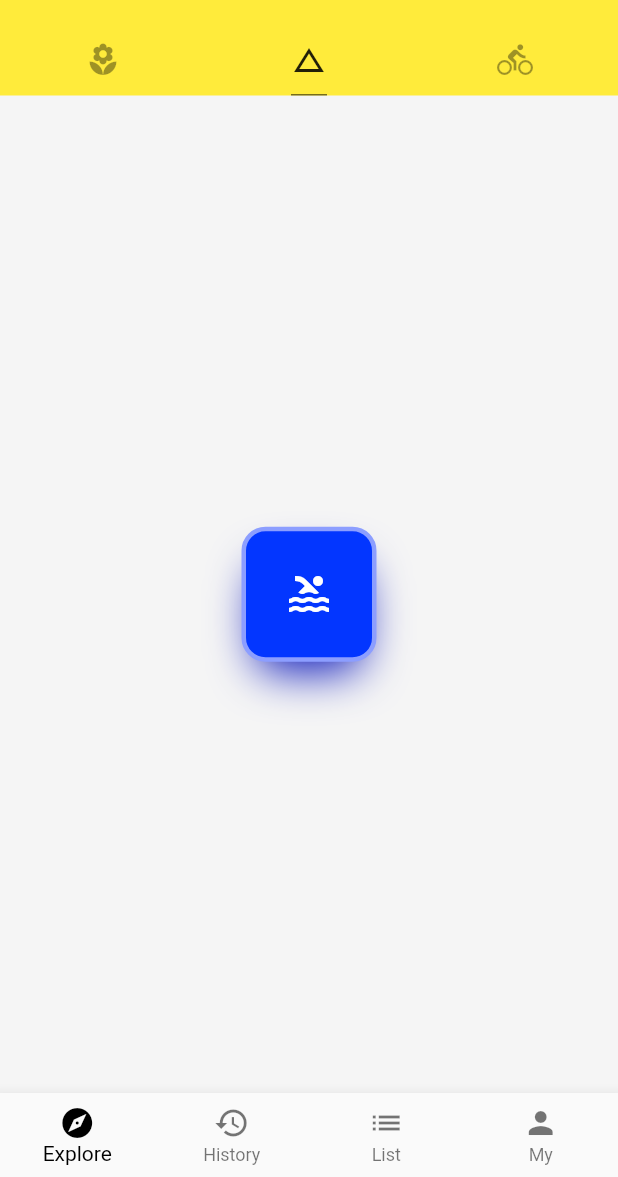
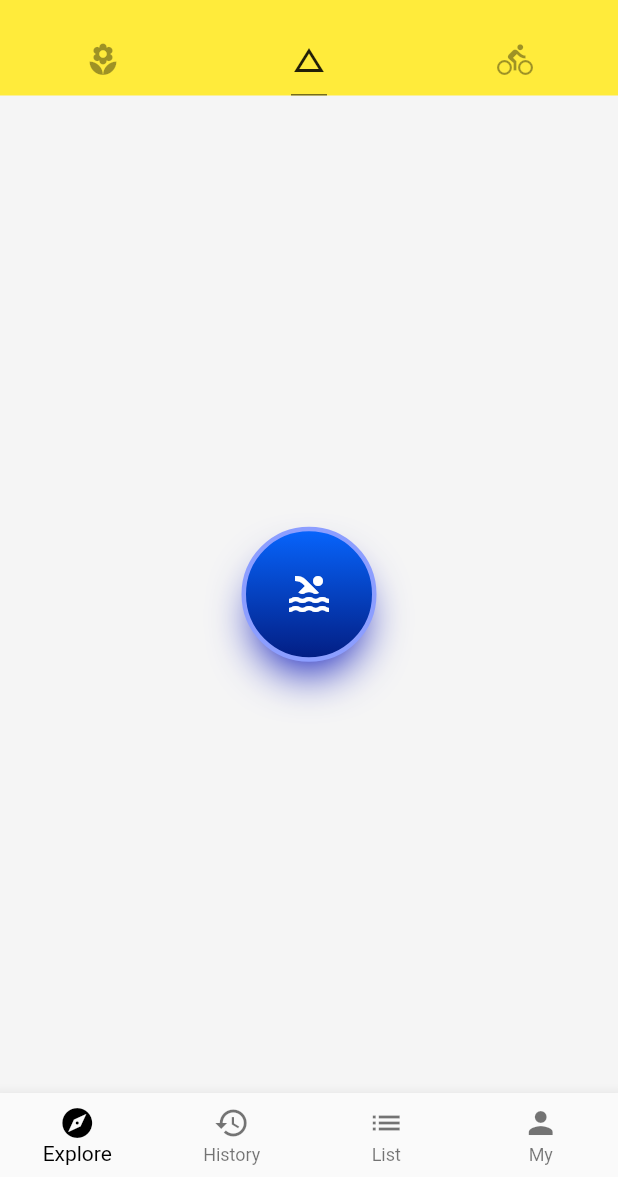
Before and after one commit to Bleach6785/flutter_demo, a Flutter app: the screen it shows after launch, tab 2 chosen, on a phone screen of 412 x 824 dp, the part 59-1236 px from its top. Run offline on Flutter 3.47's test engine with Material 2 defaults, Android fonts, the phone set to English and light mode, and no system bars; network calls fail.

```diff
--- a/lib/demo/basic_demo.dart
+++ b/lib/demo/basic_demo.dart
@@ -25,7 +25,6 @@ class BasicDemo extends StatelessWidget {
                 width: 3.0,
                 style: BorderStyle.solid,
               ),
-              borderRadius: BorderRadius.circular(16.0),
               // borderRadius: BorderRadius.only(
               //   topLeft: Radius.circular(64.0),
               //   bottomLeft: Radius.circular(64.0),
@@ -38,7 +37,21 @@ class BasicDemo extends StatelessWidget {
                   spreadRadius: -9.0,
                 ),
               ],
-              shape: BoxShape.rectangle,
+              shape: BoxShape.circle,
+              // gradient: RadialGradient(
+              //   colors: [
+              //     Color.fromRGBO(7, 102, 255, 1.0),
+              //     Color.fromRGBO(3, 28, 128, 1.0),
+              //   ],
+              // ),
+              gradient: LinearGradient(
+                colors: [
+                  Color.fromRGBO(7, 102, 255, 1.0),
+                  Color.fromRGBO(3, 28, 128, 1.0),
+                ],
+                begin: Alignment.topCenter,
+                end: Alignment.bottomCenter,
+              ),
             ),
           ),
         ],
```
